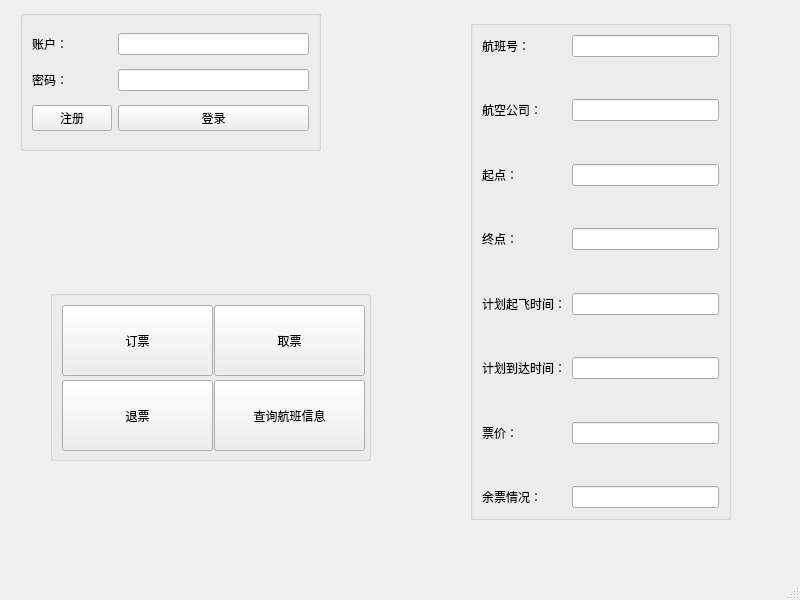
Anduin9527/CivilAviationTicketingSystem, file Qt/userwindow.ui: the form before one commit.
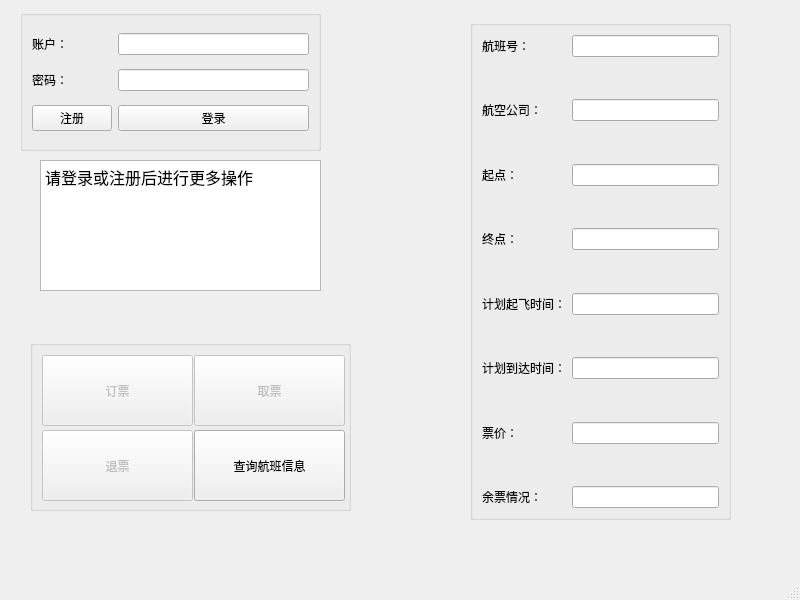
The form after the commit.

```diff
--- a/Qt/userwindow.ui
+++ b/Qt/userwindow.ui
@@ -280,7 +280,7 @@
      </item>
     </layout>
    </widget>
-   <widget class="QGroupBox" name="">
+   <widget class="QGroupBox" name="groupBox">
     <property name="geometry">
      <rect>
       <x>20</x>
@@ -326,11 +326,11 @@
      </item>
     </layout>
    </widget>
-   <widget class="QGroupBox" name="">
+   <widget class="QGroupBox" name="groupBox">
     <property name="geometry">
      <rect>
-      <x>50</x>
-      <y>290</y>
+      <x>30</x>
+      <y>340</y>
       <width>321</width>
       <height>171</height>
      </rect>
@@ -338,6 +338,9 @@
     <layout class="QGridLayout" name="gridLayout_2">
      <item row="0" column="0">
       <widget class="QPushButton" name="btnBook">
+       <property name="enabled">
+        <bool>false</bool>
+       </property>
        <property name="minimumSize">
         <size>
          <width>151</width>
@@ -357,6 +360,9 @@
      </item>
      <item row="0" column="1">
       <widget class="QPushButton" name="btnTake">
+       <property name="enabled">
+        <bool>false</bool>
+       </property>
        <property name="minimumSize">
         <size>
          <width>151</width>
@@ -376,6 +382,9 @@
      </item>
      <item row="1" column="0">
       <widget class="QPushButton" name="btnRefund">
+       <property name="enabled">
+        <bool>false</bool>
+       </property>
        <property name="minimumSize">
         <size>
          <width>151</width>
@@ -414,6 +423,23 @@
      </item>
     </layout>
    </widget>
+   <widget class="QTextBrowser" name="textBrowser">
+    <property name="geometry">
+     <rect>
+      <x>40</x>
+      <y>160</y>
+      <width>281</width>
+      <height>131</height>
+     </rect>
+    </property>
+    <property name="html">
+     <string>&lt;!DOCTYPE HTML PUBLIC &quot;-//W3C//DTD HTML 4.0//EN&quot; &quot;http://www.w3.org/TR/REC-html40/strict.dtd&quot;&gt;
+&lt;html&gt;&lt;head&gt;&lt;meta name=&quot;qrichtext&quot; content=&quot;1&quot; /&gt;&lt;style type=&quot;text/css&quot;&gt;
+p, li { white-space: pre-wrap; }
+&lt;/style&gt;&lt;/head&gt;&lt;body style=&quot; font-family:'SimSun'; font-size:9pt; font-weight:400; font-style:normal;&quot;&gt;
+&lt;p style=&quot; margin-top:0px; margin-bottom:0px; margin-left:0px; margin-right:0px; -qt-block-indent:0; text-indent:0px;&quot;&gt;&lt;span style=&quot; font-size:12pt;&quot;&gt;请登录或注册后进行更多操作&lt;/span&gt;&lt;/p&gt;&lt;/body&gt;&lt;/html&gt;</string>
+    </property>
+   </widget>
   </widget>
   <widget class="QMenuBar" name="menubar">
    <property name="geometry">
```
